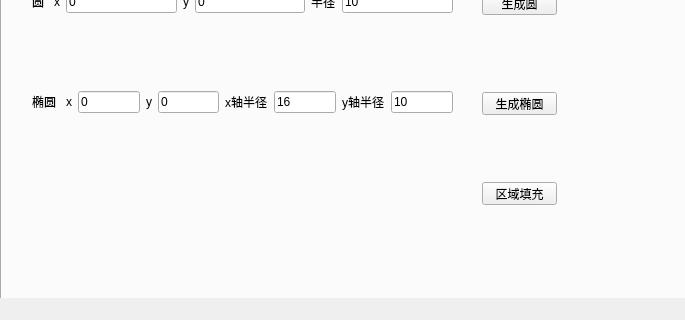
Old version of the form Designer/CGgui.ui in the repository Zirrro/CGproject; both pictures show x 0 to 685 and y 194 to 514 of the 800 by 514 pixel window.
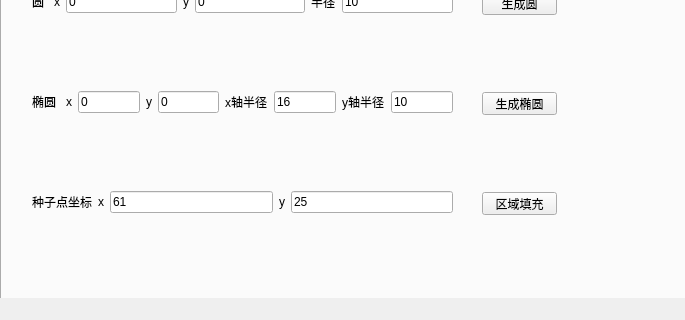
New version of the form. The open tabs and pages were chosen to show the change.

```diff
--- a/Designer/CGgui.ui
+++ b/Designer/CGgui.ui
@@ -287,7 +287,7 @@
       <property name="geometry">
        <rect>
         <x>480</x>
-        <y>350</y>
+        <y>360</y>
         <width>75</width>
         <height>23</height>
        </rect>
@@ -296,6 +296,53 @@
        <string>区域填充</string>
       </property>
      </widget>
+     <widget class="QWidget" name="horizontalLayoutWidget_4">
+      <property name="geometry">
+       <rect>
+        <x>30</x>
+        <y>330</y>
+        <width>421</width>
+        <height>80</height>
+       </rect>
+      </property>
+      <layout class="QHBoxLayout" name="horizontalLayout">
+       <item>
+        <widget class="QLabel" name="label_40">
+         <property name="text">
+          <string>种子点坐标</string>
+         </property>
+        </widget>
+       </item>
+       <item>
+        <widget class="QLabel" name="label_39">
+         <property name="text">
+          <string>x</string>
+         </property>
+        </widget>
+       </item>
+       <item>
+        <widget class="QLineEdit" name="area_x">
+         <property name="text">
+          <string>61</string>
+         </property>
+        </widget>
+       </item>
+       <item>
+        <widget class="QLabel" name="label_41">
+         <property name="text">
+          <string>y</string>
+         </property>
+        </widget>
+       </item>
+       <item>
+        <widget class="QLineEdit" name="area_y">
+         <property name="text">
+          <string>25</string>
+         </property>
+        </widget>
+       </item>
+      </layout>
+     </widget>
     </widget>
     <widget class="QWidget" name="tab_4">
      <attribute name="title">
```
Left out of the diff: 2 changed lines with no effect on the pictures.
